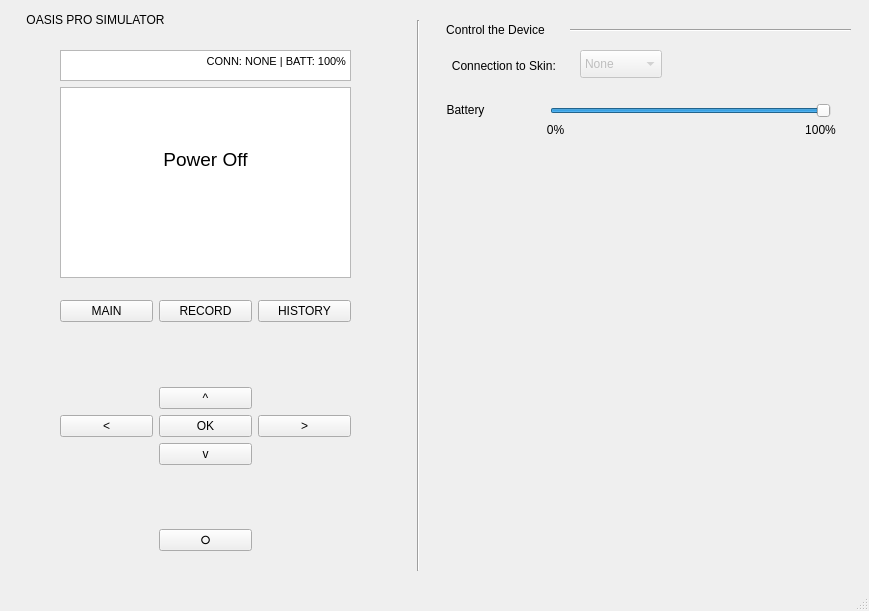
Above: CES-Device/mainwindow.ui from ClintGalvez/CES-Device-Simulation before the change. Below: the same form after it.
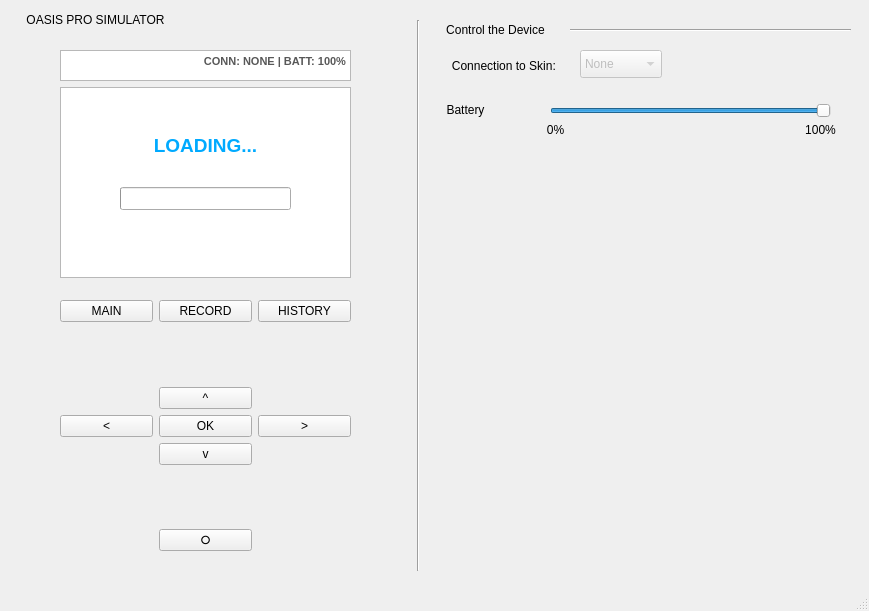
That is the form after the change. The open tabs and pages were chosen to show the change.

Patch:
```diff
--- a/CES-Device/mainwindow.ui
+++ b/CES-Device/mainwindow.ui
@@ -279,7 +279,7 @@
 p, li { white-space: pre-wrap; }
 hr { height: 1px; border-width: 0; }
 &lt;/style&gt;&lt;/head&gt;&lt;body style=&quot; font-family:'Segoe UI'; font-size:9pt; font-weight:400; font-style:normal;&quot;&gt;
-&lt;p align=&quot;right&quot; style=&quot; margin-top:0px; margin-bottom:0px; margin-left:0px; margin-right:0px; -qt-block-indent:0; text-indent:0px;&quot;&gt;&lt;span style=&quot; font-size:8pt;&quot;&gt;CONN: NONE | BATT: 100%&lt;/span&gt;&lt;/p&gt;&lt;/body&gt;&lt;/html&gt;</string>
+&lt;p align=&quot;right&quot; style=&quot; margin-top:0px; margin-bottom:0px; margin-left:0px; margin-right:0px; -qt-block-indent:0; text-indent:0px;&quot;&gt;&lt;span style=&quot; font-size:8pt; font-weight:700; color:#585858;&quot;&gt;CONN: NONE | BATT: 100%&lt;/span&gt;&lt;/p&gt;&lt;/body&gt;&lt;/html&gt;</string>
        </property>
       </widget>
      </item>
@@ -311,10 +311,74 @@
 hr { height: 1px; border-width: 0; }
 &lt;/style&gt;&lt;/head&gt;&lt;body style=&quot; font-family:'Segoe UI'; font-size:9pt; font-weight:400; font-style:normal;&quot;&gt;
 &lt;p style=&quot;-qt-paragraph-type:empty; margin-top:0px; margin-bottom:0px; margin-left:0px; margin-right:0px; -qt-block-indent:0; text-indent:0px;&quot;&gt;&lt;br /&gt;&lt;/p&gt;
+&lt;p style=&quot;-qt-paragraph-type:empty; margin-top:0px; margin-bottom:0px; margin-left:0px; margin-right:0px; -qt-block-indent:0; text-indent:0px; color:#585858;&quot;&gt;&lt;br /&gt;&lt;/p&gt;
+&lt;p style=&quot;-qt-paragraph-type:empty; margin-top:0px; margin-bottom:0px; margin-left:0px; margin-right:0px; -qt-block-indent:0; text-indent:0px; color:#585858;&quot;&gt;&lt;br /&gt;&lt;/p&gt;
+&lt;p style=&quot;-qt-paragraph-type:empty; margin-top:0px; margin-bottom:0px; margin-left:0px; margin-right:0px; -qt-block-indent:0; text-indent:0px; color:#585858;&quot;&gt;&lt;br /&gt;&lt;/p&gt;
+&lt;p align=&quot;center&quot; style=&quot; margin-top:0px; margin-bottom:0px; margin-left:0px; margin-right:0px; -qt-block-indent:0; text-indent:0px;&quot;&gt;&lt;span style=&quot; font-size:14pt; font-weight:700; color:#585858;&quot;&gt;POWER OFF&lt;/span&gt;&lt;/p&gt;&lt;/body&gt;&lt;/html&gt;</string>
+         </property>
+        </widget>
+       </widget>
+       <widget class="QWidget" name="pOn">
+        <widget class="QTextBrowser" name="onScreen">
+         <property name="geometry">
+          <rect>
+           <x>0</x>
+           <y>0</y>
+           <width>291</width>
+           <height>191</height>
+          </rect>
+         </property>
+         <property name="html">
+          <string>&lt;!DOCTYPE HTML PUBLIC &quot;-//W3C//DTD HTML 4.0//EN&quot; &quot;http://www.w3.org/TR/REC-html40/strict.dtd&quot;&gt;
+&lt;html&gt;&lt;head&gt;&lt;meta name=&quot;qrichtext&quot; content=&quot;1&quot; /&gt;&lt;meta charset=&quot;utf-8&quot; /&gt;&lt;style type=&quot;text/css&quot;&gt;
+p, li { white-space: pre-wrap; }
+hr { height: 1px; border-width: 0; }
+&lt;/style&gt;&lt;/head&gt;&lt;body style=&quot; font-family:'Segoe UI'; font-size:9pt; font-weight:400; font-style:normal;&quot;&gt;
 &lt;p style=&quot;-qt-paragraph-type:empty; margin-top:0px; margin-bottom:0px; margin-left:0px; margin-right:0px; -qt-block-indent:0; text-indent:0px;&quot;&gt;&lt;br /&gt;&lt;/p&gt;
 &lt;p style=&quot;-qt-paragraph-type:empty; margin-top:0px; margin-bottom:0px; margin-left:0px; margin-right:0px; -qt-block-indent:0; text-indent:0px;&quot;&gt;&lt;br /&gt;&lt;/p&gt;
 &lt;p style=&quot;-qt-paragraph-type:empty; margin-top:0px; margin-bottom:0px; margin-left:0px; margin-right:0px; -qt-block-indent:0; text-indent:0px;&quot;&gt;&lt;br /&gt;&lt;/p&gt;
-&lt;p align=&quot;center&quot; style=&quot; margin-top:0px; margin-bottom:0px; margin-left:0px; margin-right:0px; -qt-block-indent:0; text-indent:0px;&quot;&gt;&lt;span style=&quot; font-size:14pt;&quot;&gt;Power Off&lt;/span&gt;&lt;/p&gt;&lt;/body&gt;&lt;/html&gt;</string>
+&lt;p style=&quot;-qt-paragraph-type:empty; margin-top:0px; margin-bottom:0px; margin-left:0px; margin-right:0px; -qt-block-indent:0; text-indent:0px;&quot;&gt;&lt;br /&gt;&lt;/p&gt;
+&lt;p align=&quot;center&quot; style=&quot; margin-top:0px; margin-bottom:0px; margin-left:0px; margin-right:0px; -qt-block-indent:0; text-indent:0px;&quot;&gt;&lt;span style=&quot; font-size:14pt; font-weight:700; color:#00aaff;&quot;&gt;OASIS PRO&lt;/span&gt;&lt;/p&gt;
+&lt;p align=&quot;center&quot; style=&quot; margin-top:0px; margin-bottom:0px; margin-left:0px; margin-right:0px; -qt-block-indent:0; text-indent:0px;&quot;&gt;&lt;span style=&quot; font-size:7pt; font-weight:700; color:#00aaff;&quot;&gt;- PRESS OK TO START -&lt;/span&gt;&lt;/p&gt;&lt;/body&gt;&lt;/html&gt;</string>
+         </property>
+        </widget>
+       </widget>
+       <widget class="QWidget" name="pStartup">
+        <widget class="QTextBrowser" name="startupScreen">
+         <property name="geometry">
+          <rect>
+           <x>0</x>
+           <y>0</y>
+           <width>291</width>
+           <height>191</height>
+          </rect>
+         </property>
+         <property name="html">
+          <string>&lt;!DOCTYPE HTML PUBLIC &quot;-//W3C//DTD HTML 4.0//EN&quot; &quot;http://www.w3.org/TR/REC-html40/strict.dtd&quot;&gt;
+&lt;html&gt;&lt;head&gt;&lt;meta name=&quot;qrichtext&quot; content=&quot;1&quot; /&gt;&lt;meta charset=&quot;utf-8&quot; /&gt;&lt;style type=&quot;text/css&quot;&gt;
+p, li { white-space: pre-wrap; }
+hr { height: 1px; border-width: 0; }
+&lt;/style&gt;&lt;/head&gt;&lt;body style=&quot; font-family:'Segoe UI'; font-size:9pt; font-weight:400; font-style:normal;&quot;&gt;
+&lt;p style=&quot;-qt-paragraph-type:empty; margin-top:0px; margin-bottom:0px; margin-left:0px; margin-right:0px; -qt-block-indent:0; text-indent:0px;&quot;&gt;&lt;br /&gt;&lt;/p&gt;
+&lt;p style=&quot;-qt-paragraph-type:empty; margin-top:0px; margin-bottom:0px; margin-left:0px; margin-right:0px; -qt-block-indent:0; text-indent:0px;&quot;&gt;&lt;br /&gt;&lt;/p&gt;
+&lt;p style=&quot;-qt-paragraph-type:empty; margin-top:0px; margin-bottom:0px; margin-left:0px; margin-right:0px; -qt-block-indent:0; text-indent:0px;&quot;&gt;&lt;br /&gt;&lt;/p&gt;
+&lt;p align=&quot;center&quot; style=&quot; margin-top:0px; margin-bottom:0px; margin-left:0px; margin-right:0px; -qt-block-indent:0; text-indent:0px;&quot;&gt;&lt;span style=&quot; font-size:14pt; font-weight:700; color:#00aaff;&quot;&gt;LOADING...&lt;/span&gt;&lt;/p&gt;&lt;/body&gt;&lt;/html&gt;</string>
+         </property>
+        </widget>
+        <widget class="QProgressBar" name="pbStartup">
+         <property name="geometry">
+          <rect>
+           <x>60</x>
+           <y>100</y>
+           <width>171</width>
+           <height>23</height>
+          </rect>
+         </property>
+         <property name="value">
+          <number>0</number>
+         </property>
+         <property name="textVisible">
+          <bool>false</bool>
          </property>
         </widget>
        </widget>
```
Left out of the diff: 154 changed lines with no effect on the pictures.
